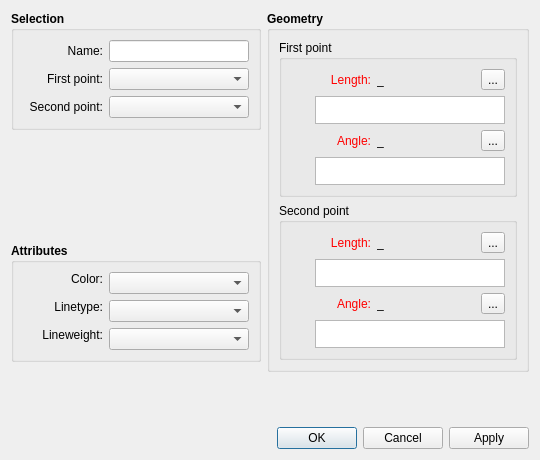
Above: src/libs/vtools/dialogs/tools/dialogspline.ui from FashionFreedom/Seamly2D before the change. Below: the same form after it.
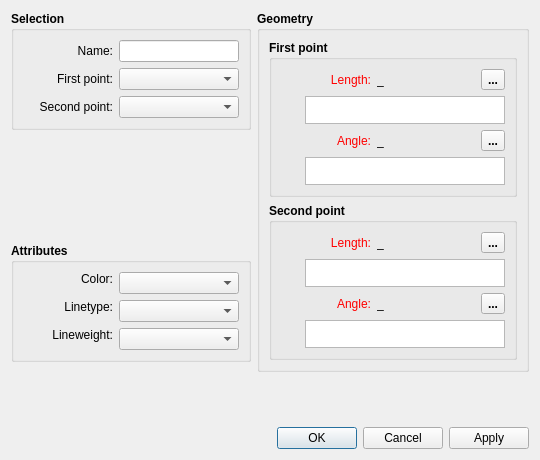
That is the form after the change. Icons and pictures are not drawn. Custom widgets are drawn as their Qt base class.

Diff of the .ui file:
```diff
--- a/src/libs/vtools/dialogs/tools/dialogspline.ui
+++ b/src/libs/vtools/dialogs/tools/dialogspline.ui
@@ -39,10 +39,15 @@
        </property>
        <item>
         <widget class="QGroupBox" name="selection_GroupBox">
+         <property name="minimumSize">
+          <size>
+           <width>0</width>
+           <height>0</height>
+          </size>
+         </property>
          <property name="font">
           <font>
            <pointsize>9</pointsize>
-           <weight>75</weight>
            <bold>true</bold>
           </font>
          </property>
@@ -54,19 +59,21 @@
          </property>
          <layout class="QVBoxLayout" name="verticalLayout_4">
           <item>
-           <layout class="QHBoxLayout" name="horizontalLayout_5">
-            <item>
+           <layout class="QFormLayout" name="formLayout">
+            <property name="labelAlignment">
+             <set>Qt::AlignRight|Qt::AlignTrailing|Qt::AlignVCenter</set>
+            </property>
+            <item row="0" column="0">
              <widget class="QLabel" name="labelName">
               <property name="minimumSize">
                <size>
-                <width>80</width>
+                <width>90</width>
                 <height>0</height>
                </size>
               </property>
               <property name="font">
                <font>
                 <pointsize>9</pointsize>
-                <weight>50</weight>
                 <bold>false</bold>
                </font>
               </property>
@@ -78,18 +85,17 @@
               </property>
              </widget>
             </item>
-            <item>
+            <item row="0" column="1">
              <widget class="QLineEdit" name="lineEditSplineName">
               <property name="minimumSize">
                <size>
-                <width>130</width>
+                <width>80</width>
                 <height>0</height>
                </size>
               </property>
               <property name="font">
                <font>
                 <pointsize>9</pointsize>
-                <weight>50</weight>
                 <bold>false</bold>
                </font>
               </property>
@@ -98,21 +104,17 @@
               </property>
              </widget>
             </item>
-           </layout>
-          </item>
-          <item>
-           <layout class="QHBoxLayout" name="horizontalLayout">
-            <item>
+            <item row="1" column="0">
              <widget class="QLabel" name="labelFirstPoint">
               <property name="minimumSize">
                <size>
-                <width>80</width>
+                <width>90</width>
                 <height>0</height>
                </size>
               </property>
               <property name="font">
                <font>
-                <weight>50</weight>
+                <pointsize>9</pointsize>
                 <bold>false</bold>
                </font>
               </property>
@@ -124,7 +126,7 @@
               </property>
              </widget>
             </item>
-            <item>
+            <item row="1" column="1">
              <widget class="QComboBox" name="comboBoxP1">
               <property name="sizePolicy">
                <sizepolicy hsizetype="Expanding" vsizetype="Fixed">
@@ -134,34 +136,29 @@
               </property>
               <property name="minimumSize">
                <size>
-                <width>130</width>
+                <width>80</width>
                 <height>0</height>
                </size>
               </property>
               <property name="font">
                <font>
-                <weight>50</weight>
+                <pointsize>9</pointsize>
                 <bold>false</bold>
                </font>
               </property>
              </widget>
             </item>
-           </layout>
-          </item>
-          <item>
-           <layout class="QHBoxLayout" name="horizontalLayout_3">
-            <item>
+            <item row="2" column="0">
              <widget class="QLabel" name="labelSecondPoint">
               <property name="minimumSize">
                <size>
-                <width>80</width>
+                <width>90</width>
                 <height>0</height>
                </size>
               </property>
               <property name="font">
                <font>
                 <pointsize>9</pointsize>
-                <weight>50</weight>
                 <bold>false</bold>
                </font>
               </property>
@@ -173,7 +170,7 @@
               </property>
              </widget>
             </item>
-            <item>
+            <item row="2" column="1">
              <widget class="QComboBox" name="comboBoxP4">
               <property name="sizePolicy">
                <sizepolicy hsizetype="Preferred" vsizetype="Fixed">
@@ -183,14 +180,13 @@
               </property>
               <property name="minimumSize">
                <size>
-                <width>140</width>
+                <width>80</width>
                 <height>0</height>
                </size>
               </property>
               <property name="font">
                <font>
                 <pointsize>9</pointsize>
-                <weight>50</weight>
                 <bold>false</bold>
                </font>
               </property>
@@ -225,7 +221,6 @@
          <property name="font">
           <font>
            <pointsize>9</pointsize>
-           <weight>75</weight>
            <bold>true</bold>
           </font>
          </property>
@@ -235,6 +230,9 @@
          <layout class="QVBoxLayout" name="verticalLayout_5">
           <item>
            <layout class="QFormLayout" name="formLayout_3">
+            <property name="labelAlignment">
+             <set>Qt::AlignRight|Qt::AlignTrailing|Qt::AlignVCenter</set>
+            </property>
             <item row="1" column="0">
              <widget class="QLabel" name="lineType_Label">
               <property name="sizePolicy">
@@ -245,7 +243,7 @@
               </property>
               <property name="minimumSize">
                <size>
-                <width>80</width>
+                <width>90</width>
                 <height>0</height>
                </size>
               </property>
@@ -258,7 +256,6 @@
               <property name="font">
                <font>
                 <pointsize>9</pointsize>
-                <weight>50</weight>
                 <bold>false</bold>
                </font>
               </property>
@@ -280,7 +277,7 @@
               </property>
               <property name="minimumSize">
                <size>
-                <width>130</width>
+                <width>80</width>
                 <height>0</height>
                </size>
               </property>
@@ -293,7 +290,6 @@
               <property name="font">
                <font>
                 <pointsize>9</pointsize>
-                <weight>50</weight>
                 <bold>false</bold>
                </font>
               </property>
@@ -309,7 +305,7 @@
               </property>
               <property name="minimumSize">
                <size>
-                <width>80</width>
+                <width>90</width>
                 <height>0</height>
                </size>
               </property>
@@ -322,7 +318,6 @@
               <property name="font">
                <font>
                 <pointsize>9</pointsize>
-                <weight>50</weight>
                 <bold>false</bold>
                </font>
               </property>
@@ -344,14 +339,13 @@
               </property>
               <property name="minimumSize">
                <size>
-                <width>130</width>
+                <width>80</width>
                 <height>0</height>
                </size>
               </property>
               <property name="font">
                <font>
                 <pointsize>9</pointsize>
-                <weight>50</weight>
                 <bold>false</bold>
                </font>
               </property>
@@ -367,7 +361,7 @@
               </property>
               <property name="minimumSize">
                <size>
-                <width>80</width>
+                <width>90</width>
                 <height>0</height>
                </size>
               </property>
@@ -380,7 +374,6 @@
               <property name="font">
                <font>
                 <pointsize>9</pointsize>
-                <weight>50</weight>
                 <bold>false</bold>
                </font>
               </property>
@@ -402,14 +395,13 @@
               </property>
               <property name="minimumSize">
                <size>
-                <width>130</width>
+                <width>80</width>
                 <height>0</height>
                </size>
               </property>
               <property name="font">
                <font>
                 <pointsize>9</pointsize>
-                <weight>50</weight>
                 <bold>false</bold>
                </font>
               </property>
@@ -427,7 +419,6 @@
        <property name="font">
         <font>
          <pointsize>9</pointsize>
-         <weight>75</weight>
          <bold>true</bold>
         </font>
        </property>
@@ -439,8 +430,8 @@
          <widget class="QGroupBox" name="firstPoint_GroupBox">
           <property name="font">
            <font>
-            <weight>50</weight>
-            <bold>false</bold>
+            <pointsize>9</pointsize>
+            <bold>true</bold>
            </font>
           </property>
           <property name="title">
@@ -459,7 +450,7 @@
                </property>
                <property name="minimumSize">
                 <size>
-                 <width>80</width>
+                 <width>90</width>
                  <height>0</height>
                 </size>
                </property>
@@ -500,6 +491,12 @@
                  </disabled>
                 </palette>
                </property>
+               <property name="font">
+                <font>
+                 <pointsize>9</pointsize>
+                 <bold>false</bold>
+                </font>
+               </property>
                <property name="text">
                 <string>Length:</string>
                </property>
@@ -518,10 +515,16 @@
                </property>
                <property name="minimumSize">
                 <size>
-                 <width>87</width>
+                 <width>40</width>
                  <height>0</height>
                 </size>
                </property>
+               <property name="font">
+                <font>
+                 <pointsize>9</pointsize>
+                 <bold>false</bold>
+                </font>
+               </property>
                <property name="toolTip">
                 <string>Value</string>
                </property>
@@ -616,6 +619,12 @@
                  <height>28</height>
                 </size>
                </property>
+               <property name="font">
+                <font>
+                 <pointsize>9</pointsize>
+                 <bold>false</bold>
+                </font>
+               </property>
                <property name="toolTip">
                 <string>Calculation</string>
                </property>
@@ -638,7 +647,7 @@
                </property>
                <property name="minimumSize">
                 <size>
-                 <width>80</width>
+                 <width>90</width>
                  <height>0</height>
                 </size>
                </property>
@@ -679,6 +688,12 @@
                  </disabled>
                 </palette>
                </property>
+               <property name="font">
+                <font>
+                 <pointsize>9</pointsize>
+                 <bold>false</bold>
+                </font>
+               </property>
                <property name="text">
                 <string>Angle:</string>
                </property>
@@ -697,10 +712,16 @@
                </property>
                <property name="minimumSize">
                 <size>
-                 <width>87</width>
+                 <width>40</width>
                  <height>0</height>
                 </size>
                </property>
+               <property name="font">
+                <font>
+                 <pointsize>9</pointsize>
+                 <bold>false</bold>
+                </font>
+               </property>
                <property name="toolTip">
                 <string>Value</string>
                </property>
@@ -795,6 +816,12 @@
                  <height>28</height>
                 </size>
                </property>
+               <property name="font">
+                <font>
+                 <pointsize>9</pointsize>
+                 <bold>false</bold>
+                </font>
+               </property>
                <property name="toolTip">
                 <string>Calculation</string>
                </property>
@@ -813,8 +840,7 @@
           <property name="font">
            <font>
             <pointsize>9</pointsize>
-            <weight>50</weight>
-            <bold>false</bold>
+            <bold>true</bold>
            </font>
           </property>
           <property name="title">
@@ -833,7 +859,7 @@
                </property>
                <property name="minimumSize">
                 <size>
-                 <width>80</width>
+                 <width>90</width>
                  <height>0</height>
                 </size>
                </property>
@@ -877,7 +903,6 @@
                <property name="font">
                 <font>
                  <pointsize>9</pointsize>
-                 <weight>50</weight>
                  <bold>false</bold>
                 </font>
                </property>
@@ -899,14 +924,13 @@
                </property>
                <property name="minimumSize">
                 <size>
-                 <width>87</width>
+                 <width>40</width>
                  <height>0</height>
                 </size>
                </property>
                <property name="font">
                 <font>
                  <pointsize>9</pointsize>
-                 <weight>50</weight>
                  <bold>false</bold>
                 </font>
                </property>
@@ -1007,7 +1031,6 @@
                <property name="font">
                 <font>
                  <pointsize>9</pointsize>
-                 <weight>50</weight>
                  <bold>false</bold>
                 </font>
                </property>
@@ -1033,7 +1056,7 @@
                </property>
                <property name="minimumSize">
                 <size>
-                 <width>80</width>
+                 <width>90</width>
                  <height>0</height>
                 </size>
                </property>
@@ -1077,7 +1100,6 @@
                <property name="font">
                 <font>
                  <pointsize>9</pointsize>
-                 <weight>50</weight>
                  <bold>false</bold>
                 </font>
                </property>
@@ -1099,14 +1121,13 @@
                </property>
                <property name="minimumSize">
                 <size>
-                 <width>87</width>
+                 <width>40</width>
                  <height>0</height>
                 </size>
                </property>
                <property name="font">
                 <font>
                  <pointsize>9</pointsize>
-                 <weight>50</weight>
                  <bold>false</bold>
                 </font>
                </property>
@@ -1207,7 +1228,6 @@
                <property name="font">
                 <font>
                  <pointsize>9</pointsize>
-                 <weight>50</weight>
                  <bold>false</bold>
                 </font>
                </property>
```
